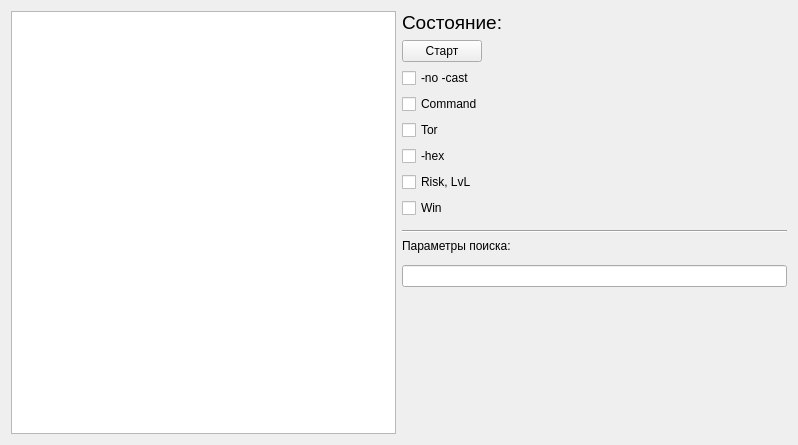
Qt form AllSefeDumper/formsite.ui (TrueSoftRU/AllSafeDumper) before a commit.
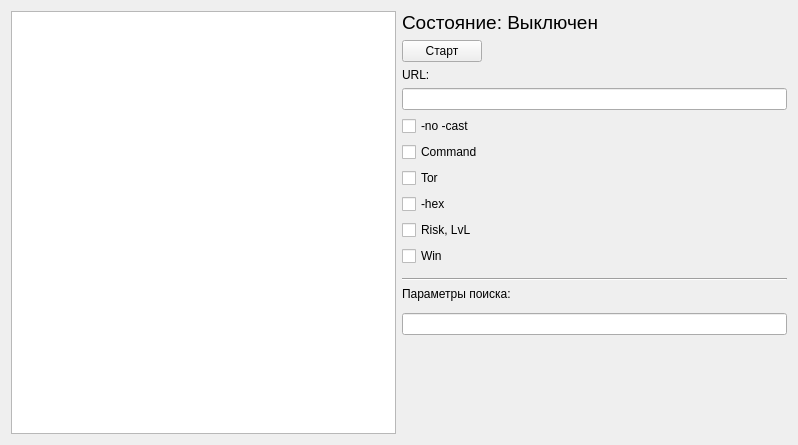
The same form after that commit.

What changed in the file:
```diff
--- a/AllSefeDumper/formsite.ui
+++ b/AllSefeDumper/formsite.ui
@@ -14,6 +14,13 @@
    <string>Form</string>
   </property>
   <layout class="QGridLayout" name="gridLayout">
+   <item row="5" column="1">
+    <widget class="QCheckBox" name="checkBox_Tor">
+     <property name="text">
+      <string>Tor</string>
+     </property>
+    </widget>
+   </item>
    <item row="0" column="1">
     <layout class="QVBoxLayout" name="verticalLayout_2">
      <item>
@@ -23,8 +30,11 @@
          <pointsize>14</pointsize>
         </font>
        </property>
+       <property name="styleSheet">
+        <string notr="true"/>
+       </property>
        <property name="text">
-        <string>Состояние:</string>
+        <string>Состояние: Выключен</string>
        </property>
       </widget>
      </item>
@@ -54,55 +64,45 @@
      </item>
     </layout>
    </item>
-   <item row="0" column="0" rowspan="15">
-    <widget class="QTextEdit" name="InformationTable"/>
-   </item>
-   <item row="2" column="1">
-    <widget class="QCheckBox" name="checkBox_Command">
-     <property name="text">
-      <string>Command</string>
-     </property>
-    </widget>
-   </item>
-   <item row="3" column="1">
-    <widget class="QCheckBox" name="checkBox_Tor">
-     <property name="text">
-      <string>Tor</string>
-     </property>
-    </widget>
-   </item>
-   <item row="4" column="1">
-    <widget class="QCheckBox" name="checkBox_Hex">
-     <property name="text">
-      <string>-hex</string>
-     </property>
-    </widget>
-   </item>
    <item row="11" column="1">
-    <widget class="QLineEdit" name="searchParametrs"/>
+    <widget class="QLabel" name="label_2">
+     <property name="text">
+      <string>Параметры поиска:</string>
+     </property>
+    </widget>
+   </item>
+   <item row="10" column="1">
+    <widget class="Line" name="line">
+     <property name="orientation">
+      <enum>Qt::Horizontal</enum>
+     </property>
+    </widget>
    </item>
    <item row="1" column="1">
-    <widget class="QCheckBox" name="checkBox_noCast">
+    <widget class="QLabel" name="label">
      <property name="text">
-      <string>-no -cast</string>
+      <string>URL: </string>
      </property>
     </widget>
    </item>
-   <item row="6" column="1">
+   <item row="8" column="1">
     <widget class="QCheckBox" name="checkBox_Win">
      <property name="text">
       <string>Win</string>
      </property>
     </widget>
    </item>
-   <item row="9" column="1">
-    <widget class="QLabel" name="label_2">
+   <item row="13" column="1">
+    <widget class="QLineEdit" name="lineEdit_searchParametrs"/>
+   </item>
+   <item row="3" column="1">
+    <widget class="QCheckBox" name="checkBox_noCast">
      <property name="text">
-      <string>Параметры поиска:</string>
+      <string>-no -cast</string>
      </property>
     </widget>
    </item>
-   <item row="14" column="1">
+   <item row="16" column="1">
     <spacer name="horizontalSpacer">
      <property name="orientation">
       <enum>Qt::Horizontal</enum>
@@ -115,14 +115,17 @@
      </property>
     </spacer>
    </item>
-   <item row="5" column="1">
+   <item row="7" column="1">
     <widget class="QCheckBox" name="checkBox_RiskLvL">
      <property name="text">
       <string>Risk, LvL</string>
      </property>
     </widget>
    </item>
-   <item row="13" column="1">
+   <item row="0" column="0" rowspan="17">
+    <widget class="QTextEdit" name="InformationTable"/>
+   </item>
+   <item row="15" column="1">
     <spacer name="verticalSpacer">
      <property name="orientation">
       <enum>Qt::Vertical</enum>
@@ -135,13 +138,23 @@
      </property>
     </spacer>
    </item>
-   <item row="8" column="1">
-    <widget class="Line" name="line">
-     <property name="orientation">
-      <enum>Qt::Horizontal</enum>
+   <item row="4" column="1">
+    <widget class="QCheckBox" name="checkBox_Command">
+     <property name="text">
+      <string>Command</string>
      </property>
     </widget>
    </item>
+   <item row="6" column="1">
+    <widget class="QCheckBox" name="checkBox_Hex">
+     <property name="text">
+      <string>-hex</string>
+     </property>
+    </widget>
+   </item>
+   <item row="2" column="1">
+    <widget class="QLineEdit" name="lineEdit_url"/>
+   </item>
   </layout>
  </widget>
  <resources/>
```
